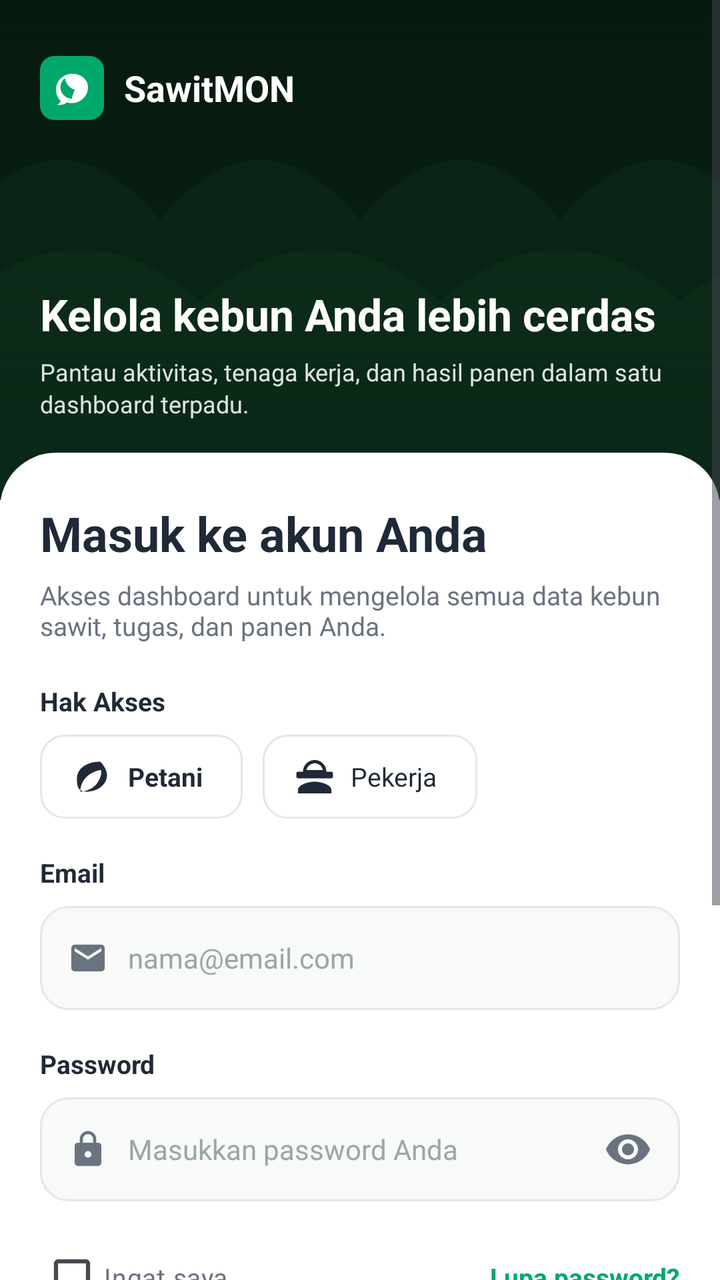
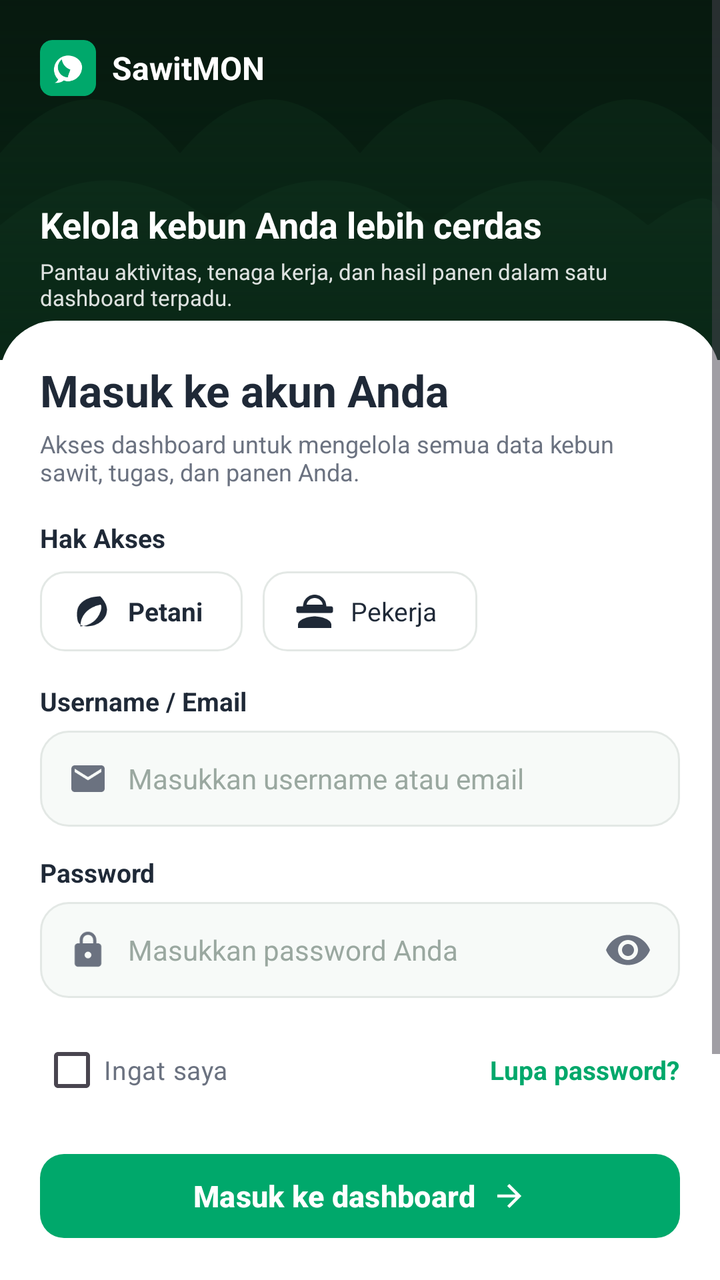

Compare the two renders of this Android layout. The source of the first and the diff that turns it into the second are given below.
<!-- AndroidManifest.xml: application theme Theme.KSHLatio -->
<!-- res/layout/activity_login.xml -->
<?xml version="1.0" encoding="utf-8"?>
<ScrollView xmlns:android="http://schemas.android.com/apk/res/android"
    xmlns:app="http://schemas.android.com/apk/res-auto"
    xmlns:tools="http://schemas.android.com/tools"
    android:layout_width="match_parent"
    android:layout_height="match_parent"
    android:fillViewport="true"
    android:background="@color/white">

    <LinearLayout
        android:layout_width="match_parent"
        android:layout_height="wrap_content"
        android:orientation="vertical">

        
        <FrameLayout
            android:layout_width="match_parent"
            android:layout_height="250dp">

            
            <ImageView
                android:id="@+id/ivHeroBackground"
                android:layout_width="match_parent"
                android:layout_height="match_parent"
                android:scaleType="centerCrop"
                android:src="@drawable/img_sawit"
                tools:ignore="ContentDescription" />

            
            <View
                android:layout_width="match_parent"
                android:layout_height="match_parent"
                android:background="@drawable/bg_hero_overlay" />

            
            <LinearLayout
                android:layout_width="match_parent"
                android:layout_height="match_parent"
                android:orientation="vertical"
                android:paddingStart="20dp"
                android:paddingTop="28dp"
                android:paddingEnd="20dp"
                android:paddingBottom="40dp">

                
                <LinearLayout
                    android:layout_width="wrap_content"
                    android:layout_height="wrap_content"
                    android:gravity="center_vertical"
                    android:orientation="horizontal">

                    <ImageView
                        android:layout_width="32dp"
                        android:layout_height="32dp"
                        android:src="@drawable/ic_sawit_logo"
                        tools:ignore="ContentDescription" />

                    <TextView
                        android:layout_width="wrap_content"
                        android:layout_height="wrap_content"
                        android:layout_marginStart="10dp"
                        android:text="@string/sawitmon_app_name"
                        android:textColor="@color/white"
                        android:textSize="18sp"
                        android:textStyle="bold" />
                </LinearLayout>

                <View
                    android:layout_width="match_parent"
                    android:layout_height="0dp"
                    android:layout_weight="1" />

                
                <TextView
                    android:layout_width="wrap_content"
                    android:layout_height="wrap_content"
                    android:text="@string/hero_title"
                    android:textColor="@color/white"
                    android:textSize="22sp"
                    android:textStyle="bold" />

                <TextView
                    android:layout_width="wrap_content"
                    android:layout_height="wrap_content"
                    android:layout_marginTop="6dp"
                    android:text="@string/hero_subtitle"
                    android:textColor="#DDFFFFFF"
                    android:textSize="12sp"
                    android:lineSpacingExtra="2dp" />
            </LinearLayout>
        </FrameLayout>

        
        <LinearLayout
            android:layout_width="match_parent"
            android:layout_height="wrap_content"
            android:layout_marginTop="-24dp"
            android:background="@drawable/bg_sheet"
            android:orientation="vertical"
            android:paddingStart="20dp"
            android:paddingTop="24dp"
            android:paddingEnd="20dp"
            android:paddingBottom="24dp">

            
            <TextView
                android:layout_width="wrap_content"
                android:layout_height="wrap_content"
                android:text="@string/form_title"
                android:textColor="@color/text_dark"
                android:textSize="24sp"
                android:textStyle="bold" />

            
            <TextView
                android:layout_width="wrap_content"
                android:layout_height="wrap_content"
                android:layout_marginTop="6dp"
                android:text="@string/form_subtitle"
                android:textColor="@color/text_gray"
                android:textSize="13sp" />

            <TextView
                android:layout_width="wrap_content"
                android:layout_height="wrap_content"
                android:layout_marginTop="20dp"
                android:text="@string/label_hak_akses"
                android:textColor="@color/text_dark"
                android:textSize="13sp"
                android:textStyle="bold" />

            <LinearLayout
                android:layout_width="match_parent"
                android:layout_height="wrap_content"
                android:layout_marginTop="8dp"
                android:orientation="horizontal">

                
                <TextView
                    android:id="@+id/btnPetani"
                    android:layout_width="wrap_content"
                    android:layout_height="42dp"
                    android:background="@drawable/bg_role"
                    android:drawablePadding="8dp"
                    android:gravity="center_vertical"
                    android:paddingStart="16dp"
                    android:paddingEnd="20dp"
                    android:text="@string/role_petani"
                    android:textColor="@color/role_text"
                    android:textSize="13sp"
                    android:textStyle="bold"
                    app:drawableStartCompat="@drawable/ic_leaf"
                    app:drawableTint="@color/role_text" />

                
                <TextView
                    android:id="@+id/btnPekerja"
                    android:layout_width="wrap_content"
                    android:layout_height="42dp"
                    android:layout_marginStart="10dp"
                    android:background="@drawable/bg_role"
                    android:drawablePadding="8dp"
                    android:gravity="center_vertical"
                    android:paddingStart="16dp"
                    android:paddingEnd="20dp"
                    android:text="@string/role_pekerja"
                    android:textColor="@color/role_text"
                    android:textSize="13sp"
                    app:drawableStartCompat="@drawable/ic_worker"
                    app:drawableTint="@color/role_text" />
            </LinearLayout>

            
            <TextView
                android:layout_width="wrap_content"
                android:layout_height="wrap_content"
                android:layout_marginTop="18dp"
                android:text="@string/label_email"
                android:textColor="@color/text_dark"
                android:textSize="13sp"
                android:textStyle="bold" />

            <LinearLayout
                android:layout_width="match_parent"
                android:layout_height="52dp"
                android:layout_marginTop="8dp"
                android:background="@drawable/bg_input"
                android:gravity="center_vertical"
                android:orientation="horizontal"
                android:paddingStart="14dp"
                android:paddingEnd="14dp">

                <ImageView
                    android:layout_width="20dp"
                    android:layout_height="20dp"
                    android:src="@drawable/ic_mail"
                    app:tint="@color/text_gray"
                    tools:ignore="ContentDescription" />

                <EditText
                    android:id="@+id/etEmail"
                    android:layout_width="match_parent"
                    android:layout_height="match_parent"
                    android:layout_marginStart="10dp"
                    android:autofillHints="emailAddress"
                    android:background="@null"
                    android:hint="@string/hint_email"
                    android:inputType="textEmailAddress"
                    android:textColor="@color/text_dark"
                    android:textColorHint="#9AA8A0"
                    android:textSize="14sp" />
            </LinearLayout>

            
            <TextView
                android:layout_width="wrap_content"
                android:layout_height="wrap_content"
                android:layout_marginTop="18dp"
                android:text="@string/label_password"
                android:textColor="@color/text_dark"
                android:textSize="13sp"
                android:textStyle="bold" />

            <LinearLayout
                android:layout_width="match_parent"
                android:layout_height="52dp"
                android:layout_marginTop="8dp"
                android:background="@drawable/bg_input"
                android:gravity="center_vertical"
                android:orientation="horizontal"
                android:paddingStart="14dp"
                android:paddingEnd="14dp">

                <ImageView
                    android:layout_width="20dp"
                    android:layout_height="20dp"
                    android:src="@drawable/ic_lock"
                    app:tint="@color/text_gray"
                    tools:ignore="ContentDescription" />

                <EditText
                    android:id="@+id/etPassword"
                    android:layout_width="0dp"
                    android:layout_height="match_parent"
                    android:layout_marginStart="10dp"
                    android:layout_weight="1"
                    android:autofillHints="password"
                    android:background="@null"
                    android:hint="@string/hint_password"
                    android:inputType="textPassword"
                    android:textColor="@color/text_dark"
                    android:textColorHint="#9AA8A0"
                    android:textSize="14sp" />

                <ImageView
                    android:id="@+id/ivToggle"
                    android:layout_width="24dp"
                    android:layout_height="24dp"
                    android:src="@drawable/ic_eye"
                    app:tint="@color/text_gray"
                    tools:ignore="ContentDescription" />
            </LinearLayout>

            
            <LinearLayout
                android:layout_width="match_parent"
                android:layout_height="wrap_content"
                android:layout_marginTop="14dp"
                android:gravity="center_vertical"
                android:orientation="horizontal">

                <CheckBox
                    android:id="@+id/cbIngat"
                    android:layout_width="0dp"
                    android:layout_height="wrap_content"
                    android:layout_weight="1"
                    android:text="@string/remember_me"
                    android:textColor="@color/text_gray"
                    android:textSize="13sp" />

                <TextView
                    android:id="@+id/tvLupa"
                    android:layout_width="wrap_content"
                    android:layout_height="wrap_content"
                    android:text="@string/forgot_password"
                    android:textColor="@color/green_primary"
                    android:textSize="13sp"
                    android:textStyle="bold" />
            </LinearLayout>

            
            <com.google.android.material.button.MaterialButton
                android:id="@+id/btnLogin"
                android:layout_width="match_parent"
                android:layout_height="54dp"
                android:layout_marginTop="16dp"
                android:text="@string/btn_login_dashboard"
                android:textColor="@color/white"
                android:textSize="15sp"
                android:textStyle="bold"
                app:backgroundTint="@color/green_primary"
                app:cornerRadius="14dp"
                app:icon="@drawable/ic_arrow_forward"
                app:iconGravity="textEnd"
                app:iconTint="@color/white" />

            
            <LinearLayout
                android:layout_width="match_parent"
                android:layout_height="wrap_content"
                android:layout_marginTop="20dp"
                android:gravity="center_vertical"
                android:orientation="horizontal">

                <View
                    android:layout_width="0dp"
                    android:layout_height="1dp"
                    android:layout_weight="1"
                    android:background="@color/border" />

                <TextView
                    android:layout_width="wrap_content"
                    android:layout_height="wrap_content"
                    android:paddingStart="12dp"
                    android:paddingEnd="12dp"
                    android:text="@string/divider_or"
                    android:textColor="@color/text_gray"
                    android:textSize="12sp" />

                <View
                    android:layout_width="0dp"
                    android:layout_height="1dp"
                    android:layout_weight="1"
                    android:background="@color/border" />
            </LinearLayout>

            
            <LinearLayout
                android:id="@+id/btnGoogle"
                android:layout_width="match_parent"
                android:layout_height="50dp"
                android:layout_marginTop="20dp"
                android:background="@drawable/bg_outline"
                android:clickable="true"
                android:focusable="true"
                android:gravity="center"
                android:orientation="horizontal">

                <ImageView
                    android:layout_width="20dp"
                    android:layout_height="20dp"
                    android:src="@drawable/ic_google"
                    tools:ignore="ContentDescription" />

                <TextView
                    android:layout_width="wrap_content"
                    android:layout_height="wrap_content"
                    android:layout_marginStart="10dp"
                    android:text="@string/btn_login_google"
                    android:textColor="@color/text_dark"
                    android:textSize="14sp"
                    android:textStyle="bold" />
            </LinearLayout>

            
            <LinearLayout
                android:layout_width="match_parent"
                android:layout_height="wrap_content"
                android:layout_marginTop="24dp"
                android:gravity="center"
                android:orientation="horizontal">

                <TextView
                    android:layout_width="wrap_content"
                    android:layout_height="wrap_content"
                    android:text="@string/no_account_prefix"
                    android:textColor="@color/text_gray"
                    android:textSize="13sp" />

                <TextView
                    android:id="@+id/tvDaftar"
                    android:layout_width="wrap_content"
                    android:layout_height="wrap_content"
                    android:text="@string/register_now"
                    android:textColor="@color/green_primary"
                    android:textSize="13sp"
                    android:textStyle="bold" />
            </LinearLayout>

        </LinearLayout>
    </LinearLayout>
</ScrollView>
<!-- resources referenced by this layout -->
<resources>
  <color name="border">#E3E8E5</color>
  <color name="green_primary">#00A86B</color>
  <color name="text_dark">#1F2937</color>
  <color name="text_gray">#6B7280</color>
  <color name="white">#FFFFFF</color>
  <!-- drawable bg_hero_overlay (drawable) -->
  <?xml version="1.0" encoding="utf-8"?>
  <shape xmlns:android="http://schemas.android.com/apk/res/android"
      android:shape="rectangle">
      <gradient
          android:angle="270"
          android:startColor="#66000000"
          android:endColor="#DD052112"/>
  </shape>
  <!-- drawable bg_outline (drawable) -->
  <?xml version="1.0" encoding="utf-8"?>
  <shape xmlns:android="http://schemas.android.com/apk/res/android"
      android:shape="rectangle">
      <solid android:color="@color/white"/>
      <stroke android:width="1dp" android:color="@color/border"/>
      <corners android:radius="14dp"/>
  </shape>
  <!-- drawable bg_sheet (drawable) -->
  <?xml version="1.0" encoding="utf-8"?>
  <shape xmlns:android="http://schemas.android.com/apk/res/android"
      android:shape="rectangle">
      <solid android:color="@color/white"/>
      <corners android:topLeftRadius="28dp" android:topRightRadius="28dp"/>
  </shape>
  <!-- drawable ic_google (drawable) -->
  <?xml version="1.0" encoding="utf-8"?>
  <vector xmlns:android="http://schemas.android.com/apk/res/android"
      android:width="20dp"
      android:height="20dp"
      android:viewportWidth="24"
      android:viewportHeight="24">
      <path
          android:fillColor="#4285F4"
          android:pathData="M22.56,12.25c0,-0.78 -0.07,-1.53 -0.2,-2.25H12v4.26h5.92c-0.26,1.37 -1.04,2.53 -2.21,3.31v2.77h3.57c2.08,-1.92 3.28,-4.74 3.28,-8.09z"/>
      <path
          android:fillColor="#34A853"
          android:pathData="M12,23c2.97,0 5.46,-0.98 7.28,-2.66l-3.57,-2.77c-0.98,0.66 -2.23,1.06 -3.71,1.06 -2.86,0 -5.29,-1.93 -6.16,-4.53H2.18v2.84C3.99,20.53 7.7,23 12,23z"/>
      <path
          android:fillColor="#FBBC05"
          android:pathData="M5.84,14.1c-0.22,-0.66 -0.35,-1.36 -0.35,-2.1s0.13,-1.44 0.35,-2.1V7.06H2.18C1.43,8.55 1,10.22 1,12s0.43,3.45 1.18,4.94l2.85,-2.22 0.81,-0.62z"/>
      <path
          android:fillColor="#EA4335"
          android:pathData="M12,5.38c1.62,0 3.06,0.56 4.21,1.64l3.15,-3.15C17.45,2.09 14.97,1 12,1 7.7,1 3.99,3.47 2.18,7.06l3.66,2.84c0.87,-2.6 3.3,-4.52 6.16,-4.52z"/>
  </vector>
  <string name="btn_login_dashboard">Masuk ke dashboard</string>
  <string name="btn_login_google">Masuk dengan Google</string>
  <string name="divider_or">atau</string>
  <string name="forgot_password">Lupa password?</string>
  <string name="form_subtitle">Akses dashboard untuk mengelola semua data kebun sawit, tugas, dan panen Anda.</string>
  <string name="form_title">Masuk ke akun Anda</string>
  <string name="hero_subtitle">Pantau aktivitas, tenaga kerja, dan hasil panen dalam satu dashboard terpadu.</string>
  <string name="hero_title">Kelola kebun Anda lebih cerdas</string>
  <string name="hint_email">nama@email.com</string>
  <string name="hint_password">Masukkan password Anda</string>
  <string name="label_email">Email</string>
  <string name="label_hak_akses">Hak Akses</string>
  <string name="label_password">Password</string>
  <string name="no_account_prefix">Belum punya akun? </string>
  <string name="register_now">Daftar sekarang</string>
  <string name="remember_me">Ingat saya</string>
  <string name="role_pekerja">Pekerja</string>
  <string name="role_petani">Petani</string>
  <string name="sawitmon_app_name">SawitMON</string>
  <style name="Theme.KSHLatio" parent="Base.Theme.KSHLatio" />
  <color name="input_bg">#F7FAF8</color>
  <color name="green_light">#E6F6EE</color>
  <style name="Base.Theme.KSHLatio" parent="Theme.Material3.DayNight.NoActionBar">
          
          
      </style>
  <!-- unchanged entries left out for length: 10 -->
</resources>

<!-- the commit's change to res/layout/activity_login.xml (unified diff, before → after) -->
@@ -15,7 +15,7 @@
         
         <FrameLayout
             android:layout_width="match_parent"
-            android:layout_height="250dp">
+            android:layout_height="180dp">
 
             
             <ImageView
@@ -38,9 +38,9 @@
                 android:layout_height="match_parent"
                 android:orientation="vertical"
                 android:paddingStart="20dp"
-                android:paddingTop="28dp"
+                android:paddingTop="20dp"
                 android:paddingEnd="20dp"
-                android:paddingBottom="40dp">
+                android:paddingBottom="24dp">
 
                 
                 <LinearLayout
@@ -50,18 +50,18 @@
                     android:orientation="horizontal">
 
                     <ImageView
-                        android:layout_width="32dp"
-                        android:layout_height="32dp"
+                        android:layout_width="28dp"
+                        android:layout_height="28dp"
                         android:src="@drawable/ic_sawit_logo"
                         tools:ignore="ContentDescription" />
 
                     <TextView
                         android:layout_width="wrap_content"
                         android:layout_height="wrap_content"
-                        android:layout_marginStart="10dp"
+                        android:layout_marginStart="8dp"
                         android:text="@string/sawitmon_app_name"
                         android:textColor="@color/white"
-                        android:textSize="18sp"
+                        android:textSize="16sp"
                         android:textStyle="bold" />
                 </LinearLayout>
 
@@ -76,17 +76,16 @@
                     android:layout_height="wrap_content"
                     android:text="@string/hero_title"
                     android:textColor="@color/white"
-                    android:textSize="22sp"
+                    android:textSize="18sp"
                     android:textStyle="bold" />
 
                 <TextView
                     android:layout_width="wrap_content"
                     android:layout_height="wrap_content"
-                    android:layout_marginTop="6dp"
+                    android:layout_marginTop="4dp"
                     android:text="@string/hero_subtitle"
                     android:textColor="#DDFFFFFF"
-                    android:textSize="12sp"
-                    android:lineSpacingExtra="2dp" />
+                    android:textSize="11sp" />
             </LinearLayout>
         </FrameLayout>
 
@@ -94,13 +93,13 @@
         <LinearLayout
             android:layout_width="match_parent"
             android:layout_height="wrap_content"
-            android:layout_marginTop="-24dp"
+            android:layout_marginTop="-20dp"
             android:background="@drawable/bg_sheet"
             android:orientation="vertical"
             android:paddingStart="20dp"
-            android:paddingTop="24dp"
+            android:paddingTop="20dp"
             android:paddingEnd="20dp"
-            android:paddingBottom="24dp">
+            android:paddingBottom="20dp">
 
             
             <TextView
@@ -108,22 +107,22 @@
                 android:layout_height="wrap_content"
                 android:text="@string/form_title"
                 android:textColor="@color/text_dark"
-                android:textSize="24sp"
+                android:textSize="22sp"
                 android:textStyle="bold" />
 
             
             <TextView
                 android:layout_width="wrap_content"
                 android:layout_height="wrap_content"
-                android:layout_marginTop="6dp"
+                android:layout_marginTop="4dp"
                 android:text="@string/form_subtitle"
                 android:textColor="@color/text_gray"
-                android:textSize="13sp" />
-
-            <TextView
-                android:layout_width="wrap_content"
-                android:layout_height="wrap_content"
-                android:layout_marginTop="20dp"
+                android:textSize="12sp" />
+
+            <TextView
+                android:layout_width="wrap_content"
+                android:layout_height="wrap_content"
+                android:layout_marginTop="16dp"
                 android:text="@string/label_hak_akses"
                 android:textColor="@color/text_dark"
                 android:textSize="13sp"
@@ -139,7 +138,7 @@
                 <TextView
                     android:id="@+id/btnPetani"
                     android:layout_width="wrap_content"
-                    android:layout_height="42dp"
+                    android:layout_height="40dp"
                     android:background="@drawable/bg_role"
                     android:drawablePadding="8dp"
                     android:gravity="center_vertical"
@@ -156,7 +155,7 @@
                 <TextView
                     android:id="@+id/btnPekerja"
                     android:layout_width="wrap_content"
-                    android:layout_height="42dp"
+                    android:layout_height="40dp"
                     android:layout_marginStart="10dp"
                     android:background="@drawable/bg_role"
                     android:drawablePadding="8dp"
@@ -171,19 +170,21 @@
             </LinearLayout>
 
             
-            <TextView
-                android:layout_width="wrap_content"
-                android:layout_height="wrap_content"
-                android:layout_marginTop="18dp"
-                android:text="@string/label_email"
+            
+            
+            <TextView
+                android:layout_width="wrap_content"
+                android:layout_height="wrap_content"
+                android:layout_marginTop="16dp"
+                android:text="Username / Email"
                 android:textColor="@color/text_dark"
                 android:textSize="13sp"
                 android:textStyle="bold" />
 
             <LinearLayout
                 android:layout_width="match_parent"
-                android:layout_height="52dp"
-                android:layout_marginTop="8dp"
+                android:layout_height="48dp"
+                android:layout_marginTop="6dp"
                 android:background="@drawable/bg_input"
                 android:gravity="center_vertical"
                 android:orientation="horizontal"
@@ -202,9 +203,9 @@
                     android:layout_width="match_parent"
                     android:layout_height="match_parent"
                     android:layout_marginStart="10dp"
-                    android:autofillHints="emailAddress"
+                    android:autofillHints="username"
                     android:background="@null"
-                    android:hint="@string/hint_email"
+                    android:hint="Masukkan username atau email"
                     android:inputType="textEmailAddress"
                     android:textColor="@color/text_dark"
                     android:textColorHint="#9AA8A0"
@@ -212,10 +213,12 @@
             </LinearLayout>
 
             
-            <TextView
-                android:layout_width="wrap_content"
-                android:layout_height="wrap_content"
-                android:layout_marginTop="18dp"
+            
+            
+            <TextView
+                android:layout_width="wrap_content"
+                android:layout_height="wrap_content"
+                android:layout_marginTop="14dp"
                 android:text="@string/label_password"
                 android:textColor="@color/text_dark"
                 android:textSize="13sp"
@@ -223,8 +226,8 @@
 
             <LinearLayout
                 android:layout_width="match_parent"
-                android:layout_height="52dp"
-                android:layout_marginTop="8dp"
+                android:layout_height="48dp"
+                android:layout_marginTop="6dp"
                 android:background="@drawable/bg_input"
                 android:gravity="center_vertical"
                 android:orientation="horizontal"
@@ -265,7 +268,7 @@
             <LinearLayout
                 android:layout_width="match_parent"
                 android:layout_height="wrap_content"
-                android:layout_marginTop="14dp"
+                android:layout_marginTop="12dp"
                 android:gravity="center_vertical"
                 android:orientation="horizontal">
 
@@ -289,17 +292,19 @@
             </LinearLayout>
 
             
+            
+            
             <com.google.android.material.button.MaterialButton
                 android:id="@+id/btnLogin"
                 android:layout_width="match_parent"
-                android:layout_height="54dp"
-                android:layout_marginTop="16dp"
+                android:layout_height="50dp"
+                android:layout_marginTop="14dp"
                 android:text="@string/btn_login_dashboard"
                 android:textColor="@color/white"
                 android:textSize="15sp"
                 android:textStyle="bold"
                 app:backgroundTint="@color/green_primary"
-                app:cornerRadius="14dp"
+                app:cornerRadius="12dp"
                 app:icon="@drawable/ic_arrow_forward"
                 app:iconGravity="textEnd"
                 app:iconTint="@color/white" />
@@ -308,7 +313,7 @@
             <LinearLayout
                 android:layout_width="match_parent"
                 android:layout_height="wrap_content"
-                android:layout_marginTop="20dp"
+                android:layout_marginTop="16dp"
                 android:gravity="center_vertical"
                 android:orientation="horizontal">
 
@@ -335,38 +340,28 @@
             </LinearLayout>
 
             
-            <LinearLayout
-                android:id="@+id/btnGoogle"
+            
+            
+            <com.google.android.material.button.MaterialButton
+                android:id="@+id/btnRegisterGmail"
                 android:layout_width="match_parent"
                 android:layout_height="50dp"
+                android:layout_marginTop="14dp"
+                android:text="Register With Gmail"
+                android:textColor="@color/white"
+                android:textSize="14sp"
+                android:textStyle="bold"
+                app:backgroundTint="#EA4335"
+                app:cornerRadius="12dp"
+                app:icon="@drawable/ic_mail"
+                app:iconGravity="textStart"
+                app:iconTint="@color/white" />
+
+            
+            <LinearLayout
+                android:layout_width="match_parent"
+                android:layout_height="wrap_content"
                 android:layout_marginTop="20dp"
-                android:background="@drawable/bg_outline"
-                android:clickable="true"
-                android:focusable="true"
-                android:gravity="center"
-                android:orientation="horizontal">
-
-                <ImageView
-                    android:layout_width="20dp"
-                    android:layout_height="20dp"
-                    android:src="@drawable/ic_google"
-                    tools:ignore="ContentDescription" />
-
-                <TextView
-                    android:layout_width="wrap_content"
-                    android:layout_height="wrap_content"
-                    android:layout_marginStart="10dp"
-                    android:text="@string/btn_login_google"
-                    android:textColor="@color/text_dark"
-                    android:textSize="14sp"
-                    android:textStyle="bold" />
-            </LinearLayout>
-
-            
-            <LinearLayout
-                android:layout_width="match_parent"
-                android:layout_height="wrap_content"
-                android:layout_marginTop="24dp"
                 android:gravity="center"
                 android:orientation="horizontal">
 
@@ -377,6 +372,7 @@
                     android:textColor="@color/text_gray"
                     android:textSize="13sp" />
 
+                
                 <TextView
                     android:id="@+id/tvDaftar"
                     android:layout_width="wrap_content"
<!-- resource entries referenced after the edit -->
@@ -14,14 +14,6 @@
           android:startColor="#66000000"
           android:endColor="#DD052112"/>
   </shape>
-  <!-- drawable bg_outline (drawable) -->
-  <?xml version="1.0" encoding="utf-8"?>
-  <shape xmlns:android="http://schemas.android.com/apk/res/android"
-      android:shape="rectangle">
-      <solid android:color="@color/white"/>
-      <stroke android:width="1dp" android:color="@color/border"/>
-      <corners android:radius="14dp"/>
-  </shape>
   <!-- drawable bg_sheet (drawable) -->
   <?xml version="1.0" encoding="utf-8"?>
   <shape xmlns:android="http://schemas.android.com/apk/res/android"
@@ -29,37 +21,14 @@
       <solid android:color="@color/white"/>
       <corners android:topLeftRadius="28dp" android:topRightRadius="28dp"/>
   </shape>
-  <!-- drawable ic_google (drawable) -->
-  <?xml version="1.0" encoding="utf-8"?>
-  <vector xmlns:android="http://schemas.android.com/apk/res/android"
-      android:width="20dp"
-      android:height="20dp"
-      android:viewportWidth="24"
-      android:viewportHeight="24">
-      <path
-          android:fillColor="#4285F4"
-          android:pathData="M22.56,12.25c0,-0.78 -0.07,-1.53 -0.2,-2.25H12v4.26h5.92c-0.26,1.37 -1.04,2.53 -2.21,3.31v2.77h3.57c2.08,-1.92 3.28,-4.74 3.28,-8.09z"/>
-      <path
-          android:fillColor="#34A853"
-          android:pathData="M12,23c2.97,0 5.46,-0.98 7.28,-2.66l-3.57,-2.77c-0.98,0.66 -2.23,1.06 -3.71,1.06 -2.86,0 -5.29,-1.93 -6.16,-4.53H2.18v2.84C3.99,20.53 7.7,23 12,23z"/>
-      <path
-          android:fillColor="#FBBC05"
-          android:pathData="M5.84,14.1c-0.22,-0.66 -0.35,-1.36 -0.35,-2.1s0.13,-1.44 0.35,-2.1V7.06H2.18C1.43,8.55 1,10.22 1,12s0.43,3.45 1.18,4.94l2.85,-2.22 0.81,-0.62z"/>
-      <path
-          android:fillColor="#EA4335"
-          android:pathData="M12,5.38c1.62,0 3.06,0.56 4.21,1.64l3.15,-3.15C17.45,2.09 14.97,1 12,1 7.7,1 3.99,3.47 2.18,7.06l3.66,2.84c0.87,-2.6 3.3,-4.52 6.16,-4.52z"/>
-  </vector>
   <string name="btn_login_dashboard">Masuk ke dashboard</string>
-  <string name="btn_login_google">Masuk dengan Google</string>
   <string name="divider_or">atau</string>
   <string name="forgot_password">Lupa password?</string>
   <string name="form_subtitle">Akses dashboard untuk mengelola semua data kebun sawit, tugas, dan panen Anda.</string>
   <string name="form_title">Masuk ke akun Anda</string>
   <string name="hero_subtitle">Pantau aktivitas, tenaga kerja, dan hasil panen dalam satu dashboard terpadu.</string>
   <string name="hero_title">Kelola kebun Anda lebih cerdas</string>
-  <string name="hint_email">nama@email.com</string>
   <string name="hint_password">Masukkan password Anda</string>
-  <string name="label_email">Email</string>
   <string name="label_hak_akses">Hak Akses</string>
   <string name="label_password">Password</string>
   <string name="no_account_prefix">Belum punya akun? </string>
